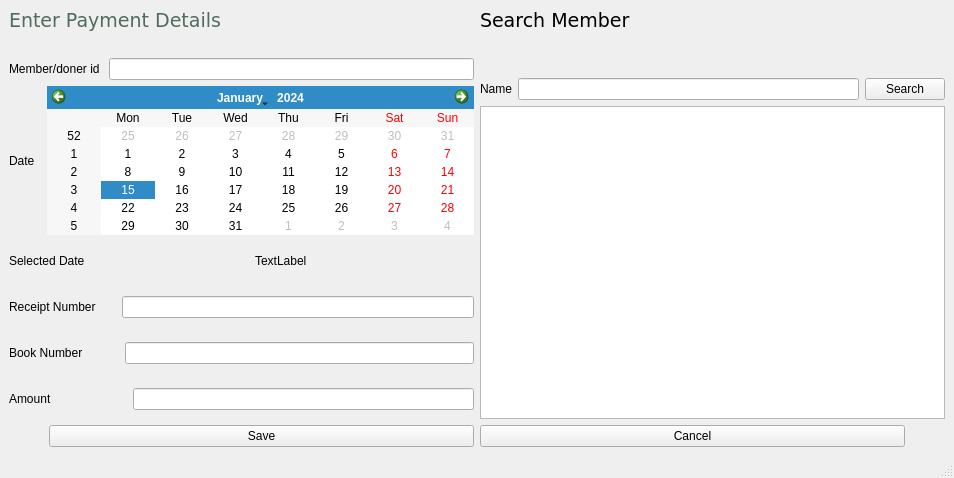
The window that payment_input.ui (severus-tux/gdm_database_management) describes before a commit, drawn with Qt 5.
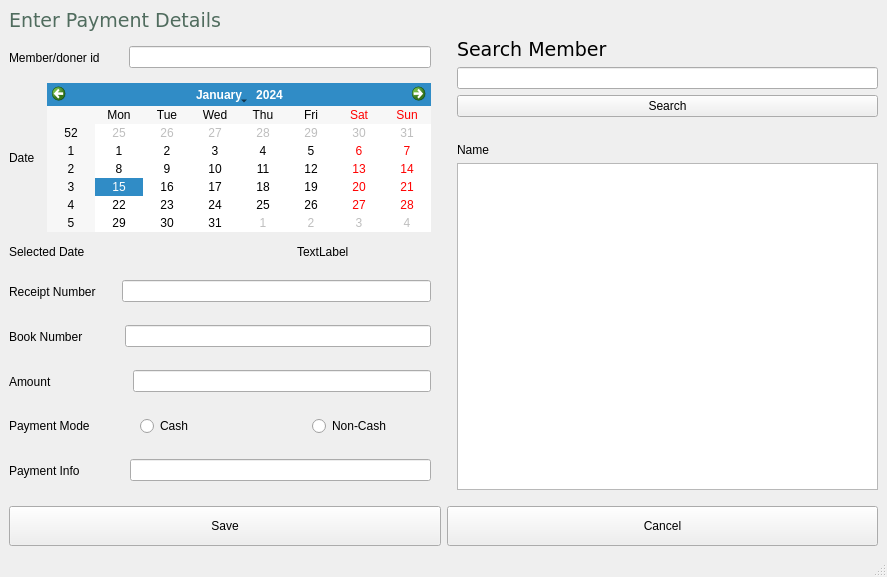
The same window after the commit.

Commit message: Added Payment Mode

What changed in the file:
```diff
--- a/payment_input.ui
+++ b/payment_input.ui
@@ -6,19 +6,32 @@
    <rect>
     <x>0</x>
     <y>0</y>
-    <width>954</width>
-    <height>478</height>
+    <width>887</width>
+    <height>577</height>
    </rect>
   </property>
+  <property name="minimumSize">
+   <size>
+    <width>866</width>
+    <height>0</height>
+   </size>
+  </property>
   <property name="windowTitle">
    <string>Enter Payment Details</string>
   </property>
+  <property name="autoFillBackground">
+   <bool>false</bool>
+  </property>
+  <property name="documentMode">
+   <bool>false</bool>
+  </property>
   <widget class="QWidget" name="centralwidget">
+   <layout class="QGridLayout" name="gridLayout">
+    <item row="0" column="0">
    <layout class="QVBoxLayout" name="verticalLayout_3">
-    <item>
-     <layout class="QHBoxLayout" name="horizontalLayout_9">
-      <item>
-       <layout class="QVBoxLayout" name="verticalLayout">
+      <property name="sizeConstraint">
+       <enum>QLayout::SetMaximumSize</enum>
+      </property>
         <item>
          <widget class="QLabel" name="label_6">
           <property name="sizePolicy">
@@ -76,20 +89,11 @@
          </widget>
         </item>
         <item>
-         <spacer name="verticalSpacer">
-          <property name="orientation">
-           <enum>Qt::Vertical</enum>
-          </property>
-          <property name="sizeHint" stdset="0">
-           <size>
-            <width>460</width>
-            <height>13</height>
-           </size>
-          </property>
-         </spacer>
-        </item>
+       <layout class="QHBoxLayout" name="horizontalLayout_11">
         <item>
-         <layout class="QHBoxLayout" name="horizontalLayout">
+         <layout class="QVBoxLayout" name="verticalLayout_2">
+          <item>
+           <layout class="QHBoxLayout" name="horizontalLayout_8">
           <item>
            <widget class="QLabel" name="label">
             <property name="text">
@@ -97,13 +101,26 @@
             </property>
            </widget>
           </item>
+            <item>
+             <spacer name="verticalSpacer_2">
+              <property name="orientation">
+               <enum>Qt::Vertical</enum>
+              </property>
+              <property name="sizeHint" stdset="0">
+               <size>
+                <width>20</width>
+                <height>40</height>
+               </size>
+              </property>
+             </spacer>
+            </item>
           <item>
            <widget class="QLineEdit" name="lineEdit"/>
           </item>
          </layout>
         </item>
         <item>
-         <layout class="QHBoxLayout" name="horizontalLayout_2">
+           <layout class="QHBoxLayout" name="horizontalLayout_7">
           <item>
            <widget class="QLabel" name="label_2">
             <property name="text">
@@ -112,12 +129,16 @@
            </widget>
           </item>
           <item>
-           <widget class="QCalendarWidget" name="calendarWidget"/>
+             <widget class="QCalendarWidget" name="calendarWidget">
+              <property name="cursor">
+               <cursorShape>PointingHandCursor</cursorShape>
+              </property>
+             </widget>
           </item>
          </layout>
         </item>
         <item>
-         <layout class="QHBoxLayout" name="horizontalLayout_7">
+           <layout class="QHBoxLayout" name="horizontalLayout_9">
           <item>
            <widget class="QLabel" name="label_9">
             <property name="minimumSize">
@@ -138,8 +159,8 @@
             </property>
             <property name="sizeHint" stdset="0">
              <size>
-              <width>20</width>
-              <height>40</height>
+                <width>147</width>
+                <height>30</height>
              </size>
             </property>
            </spacer>
@@ -160,7 +181,7 @@
          </layout>
         </item>
         <item>
-         <layout class="QHBoxLayout" name="horizontalLayout_3">
+           <layout class="QHBoxLayout" name="horizontalLayout_6">
           <item>
            <widget class="QLabel" name="label_3">
             <property name="text">
@@ -187,7 +208,7 @@
          </layout>
         </item>
         <item>
-         <layout class="QHBoxLayout" name="horizontalLayout_4">
+           <layout class="QHBoxLayout" name="horizontalLayout_5">
           <item>
            <widget class="QLabel" name="label_4">
             <property name="text">
@@ -214,7 +235,7 @@
          </layout>
         </item>
         <item>
-         <layout class="QHBoxLayout" name="horizontalLayout_5">
+           <layout class="QHBoxLayout" name="horizontalLayout_4">
           <item>
            <widget class="QLabel" name="label_5">
             <property name="text">
@@ -240,10 +261,135 @@
           </item>
          </layout>
         </item>
-       </layout>
-      </item>
+          <item>
+           <layout class="QHBoxLayout" name="horizontalLayout_2">
+            <item>
+             <widget class="QLabel" name="label_10">
+              <property name="minimumSize">
+               <size>
+                <width>95</width>
+                <height>0</height>
+               </size>
+              </property>
+              <property name="text">
+               <string>Payment Mode</string>
+              </property>
+             </widget>
+            </item>
+            <item>
+             <spacer name="verticalSpacer_7">
+              <property name="orientation">
+               <enum>Qt::Vertical</enum>
+              </property>
+              <property name="sizeHint" stdset="0">
+               <size>
+                <width>20</width>
+                <height>40</height>
+               </size>
+              </property>
+             </spacer>
+            </item>
+            <item>
+             <layout class="QHBoxLayout" name="horizontalLayout">
+              <property name="spacing">
+               <number>119</number>
+              </property>
+              <property name="sizeConstraint">
+               <enum>QLayout::SetDefaultConstraint</enum>
+              </property>
+              <item>
+               <widget class="QRadioButton" name="radioButton_cash">
+                <property name="cursor">
+                 <cursorShape>PointingHandCursor</cursorShape>
+                </property>
+                <property name="text">
+                 <string>Cash</string>
+                </property>
+               </widget>
+              </item>
+              <item>
+               <widget class="QRadioButton" name="radioButton_noncash">
+                <property name="text">
+                 <string>Non-Cash</string>
+                </property>
+               </widget>
+              </item>
+              <item>
+               <spacer name="horizontalSpacer_3">
+                <property name="orientation">
+                 <enum>Qt::Horizontal</enum>
+                </property>
+                <property name="sizeType">
+                 <enum>QSizePolicy::Minimum</enum>
+                </property>
+                <property name="sizeHint" stdset="0">
+                 <size>
+                  <width>40</width>
+                  <height>20</height>
+                 </size>
+                </property>
+               </spacer>
+              </item>
+             </layout>
+            </item>
+           </layout>
+          </item>
       <item>
-       <layout class="QVBoxLayout" name="verticalLayout_2">
+           <layout class="QHBoxLayout" name="horizontalLayout_3">
+            <item>
+             <widget class="QLabel" name="label_11">
+              <property name="minimumSize">
+               <size>
+                <width>95</width>
+                <height>0</height>
+               </size>
+              </property>
+              <property name="text">
+               <string>Payment Info</string>
+              </property>
+             </widget>
+            </item>
+            <item>
+             <spacer name="verticalSpacer_8">
+              <property name="orientation">
+               <enum>Qt::Vertical</enum>
+              </property>
+              <property name="sizeHint" stdset="0">
+               <size>
+                <width>20</width>
+                <height>40</height>
+               </size>
+              </property>
+             </spacer>
+            </item>
+            <item>
+             <widget class="QLineEdit" name="lineEdit_payment_info"/>
+            </item>
+           </layout>
+          </item>
+         </layout>
+        </item>
+        <item>
+         <spacer name="horizontalSpacer">
+          <property name="orientation">
+           <enum>Qt::Horizontal</enum>
+          </property>
+          <property name="sizeType">
+           <enum>QSizePolicy::Minimum</enum>
+          </property>
+          <property name="sizeHint" stdset="0">
+           <size>
+            <width>20</width>
+            <height>20</height>
+           </size>
+          </property>
+         </spacer>
+        </item>
+        <item>
+         <layout class="QVBoxLayout" name="verticalLayout">
+          <property name="sizeConstraint">
+           <enum>QLayout::SetMaximumSize</enum>
+          </property>
         <item>
          <widget class="QLabel" name="label_7">
           <property name="font">
@@ -258,31 +404,6 @@
          </widget>
         </item>
         <item>
-         <spacer name="verticalSpacer_2">
-          <property name="orientation">
-           <enum>Qt::Vertical</enum>
-          </property>
-          <property name="sizeType">
-           <enum>QSizePolicy::Minimum</enum>
-          </property>
-          <property name="sizeHint" stdset="0">
-           <size>
-            <width>20</width>
-            <height>40</height>
-           </size>
-          </property>
-         </spacer>
-        </item>
-        <item>
-         <layout class="QHBoxLayout" name="horizontalLayout_6">
-          <item>
-           <widget class="QLabel" name="label_8">
-            <property name="text">
-             <string>Name</string>
-            </property>
-           </widget>
-          </item>
-          <item>
            <widget class="QLineEdit" name="lineEdit_5"/>
           </item>
           <item>
@@ -292,7 +413,25 @@
             </property>
            </widget>
           </item>
-         </layout>
+          <item>
+           <spacer name="horizontalSpacer_2">
+            <property name="orientation">
+             <enum>Qt::Horizontal</enum>
+            </property>
+            <property name="sizeHint" stdset="0">
+             <size>
+              <width>40</width>
+              <height>20</height>
+             </size>
+            </property>
+           </spacer>
+          </item>
+          <item>
+           <widget class="QLabel" name="label_8">
+            <property name="text">
+             <string>Name</string>
+            </property>
+           </widget>
         </item>
         <item>
          <widget class="QTableView" name="tableView"/>
@@ -302,23 +441,23 @@
      </layout>
     </item>
     <item>
-     <layout class="QHBoxLayout" name="horizontalLayout_8">
-      <item>
-       <spacer name="horizontalSpacer">
+       <spacer name="verticalSpacer">
         <property name="orientation">
-         <enum>Qt::Horizontal</enum>
+         <enum>Qt::Vertical</enum>
         </property>
         <property name="sizeType">
-         <enum>QSizePolicy::Maximum</enum>
+         <enum>QSizePolicy::Minimum</enum>
         </property>
         <property name="sizeHint" stdset="0">
          <size>
-          <width>40</width>
-          <height>20</height>
+          <width>20</width>
+          <height>10</height>
          </size>
         </property>
        </spacer>
       </item>
+      <item>
+       <layout class="QHBoxLayout" name="horizontalLayout_10">
       <item>
        <widget class="QPushButton" name="pushButton">
         <property name="sizePolicy">
@@ -327,6 +466,15 @@
           <verstretch>0</verstretch>
          </sizepolicy>
         </property>
+          <property name="minimumSize">
+           <size>
+            <width>0</width>
+            <height>40</height>
+           </size>
+          </property>
+          <property name="cursor">
+           <cursorShape>PointingHandCursor</cursorShape>
+          </property>
         <property name="text">
          <string>Save</string>
         </property>
@@ -340,26 +488,21 @@
           <verstretch>0</verstretch>
          </sizepolicy>
         </property>
+          <property name="minimumSize">
+           <size>
+            <width>0</width>
+            <height>40</height>
+           </size>
+          </property>
+          <property name="cursor">
+           <cursorShape>PointingHandCursor</cursorShape>
+          </property>
         <property name="text">
          <string>Cancel</string>
         </property>
        </widget>
       </item>
-      <item>
-       <spacer name="horizontalSpacer_3">
-        <property name="orientation">
-         <enum>Qt::Horizontal</enum>
-        </property>
-        <property name="sizeType">
-         <enum>QSizePolicy::Minimum</enum>
-        </property>
-        <property name="sizeHint" stdset="0">
-         <size>
-          <width>40</width>
-          <height>20</height>
-         </size>
-        </property>
-       </spacer>
+       </layout>
       </item>
      </layout>
     </item>
```
Lines whose indentation alone changed are shown as unchanged. The commit also changes 11 other files.
